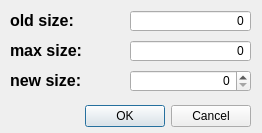
The window that GameEditor/UI/DatabaseDialogResize.ui (seem-sky/Simple2D-Engine) describes before a commit, drawn with Qt 5.
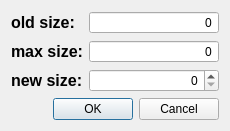
The same window after the commit.

Commit message: very big database rewrite.

What changed in the file:
```diff
--- a/GameEditor/UI/DatabaseDialogResize.ui
+++ b/GameEditor/UI/DatabaseDialogResize.ui
@@ -6,50 +6,16 @@
    <rect>
     <x>0</x>
     <y>0</y>
-    <width>262</width>
-    <height>133</height>
+    <width>230</width>
+    <height>119</height>
    </rect>
   </property>
-  <property name="minimumSize">
-   <size>
-    <width>262</width>
-    <height>133</height>
-   </size>
-  </property>
-  <property name="maximumSize">
-   <size>
-    <width>262</width>
-    <height>133</height>
-   </size>
-  </property>
   <property name="windowTitle">
    <string>Dialog</string>
   </property>
-  <widget class="QDialogButtonBox" name="m_pButtons">
-   <property name="geometry">
-    <rect>
-     <x>80</x>
-     <y>100</y>
-     <width>171</width>
-     <height>32</height>
-    </rect>
-   </property>
-   <property name="orientation">
-    <enum>Qt::Horizontal</enum>
-   </property>
-   <property name="standardButtons">
-    <set>QDialogButtonBox::Cancel|QDialogButtonBox::Ok</set>
-   </property>
-  </widget>
+  <layout class="QFormLayout" name="formLayout">
+   <item row="0" column="0">
   <widget class="QLabel" name="label_20">
-   <property name="geometry">
-    <rect>
-     <x>10</x>
-     <y>10</y>
-     <width>81</width>
-     <height>21</height>
-    </rect>
-   </property>
    <property name="font">
     <font>
      <pointsize>12</pointsize>
@@ -61,15 +27,28 @@
     <string>old size:</string>
    </property>
   </widget>
+   </item>
+   <item row="0" column="1">
+    <widget class="QSpinBox" name="m_pOldSize">
+     <property name="alignment">
+      <set>Qt::AlignRight|Qt::AlignTrailing|Qt::AlignVCenter</set>
+     </property>
+     <property name="readOnly">
+      <bool>true</bool>
+     </property>
+     <property name="buttonSymbols">
+      <enum>QAbstractSpinBox::NoButtons</enum>
+     </property>
+     <property name="keyboardTracking">
+      <bool>true</bool>
+     </property>
+     <property name="maximum">
+      <number>999999999</number>
+     </property>
+    </widget>
+   </item>
+   <item row="1" column="0">
   <widget class="QLabel" name="label_21">
-   <property name="geometry">
-    <rect>
-     <x>10</x>
-     <y>40</y>
-     <width>81</width>
-     <height>21</height>
-    </rect>
-   </property>
    <property name="font">
     <font>
      <pointsize>12</pointsize>
@@ -81,15 +60,28 @@
     <string>max size:</string>
    </property>
   </widget>
+   </item>
+   <item row="1" column="1">
+    <widget class="QSpinBox" name="m_pMaxSize">
+     <property name="alignment">
+      <set>Qt::AlignRight|Qt::AlignTrailing|Qt::AlignVCenter</set>
+     </property>
+     <property name="readOnly">
+      <bool>true</bool>
+     </property>
+     <property name="buttonSymbols">
+      <enum>QAbstractSpinBox::NoButtons</enum>
+     </property>
+     <property name="keyboardTracking">
+      <bool>true</bool>
+     </property>
+     <property name="maximum">
+      <number>999999999</number>
+     </property>
+    </widget>
+   </item>
+   <item row="2" column="0">
   <widget class="QLabel" name="label_22">
-   <property name="geometry">
-    <rect>
-     <x>10</x>
-     <y>70</y>
-     <width>81</width>
-     <height>21</height>
-    </rect>
-   </property>
    <property name="font">
     <font>
      <pointsize>12</pointsize>
@@ -101,40 +93,9 @@
     <string>new size:</string>
    </property>
   </widget>
-  <widget class="QSpinBox" name="m_pOldSize">
-   <property name="geometry">
-    <rect>
-     <x>130</x>
-     <y>10</y>
-     <width>121</width>
-     <height>22</height>
-    </rect>
-   </property>
-   <property name="alignment">
-    <set>Qt::AlignRight|Qt::AlignTrailing|Qt::AlignVCenter</set>
-   </property>
-   <property name="readOnly">
-    <bool>true</bool>
-   </property>
-   <property name="buttonSymbols">
-    <enum>QAbstractSpinBox::NoButtons</enum>
-   </property>
-   <property name="keyboardTracking">
-    <bool>true</bool>
-   </property>
-   <property name="maximum">
-    <number>999999999</number>
-   </property>
-  </widget>
+   </item>
+   <item row="2" column="1">
   <widget class="QSpinBox" name="m_pNewSize">
-   <property name="geometry">
-    <rect>
-     <x>130</x>
-     <y>70</y>
-     <width>121</width>
-     <height>22</height>
-    </rect>
-   </property>
    <property name="alignment">
     <set>Qt::AlignRight|Qt::AlignTrailing|Qt::AlignVCenter</set>
    </property>
@@ -142,31 +103,18 @@
     <number>999999999</number>
    </property>
   </widget>
-  <widget class="QSpinBox" name="m_pMaxSize">
-   <property name="geometry">
-    <rect>
-     <x>130</x>
-     <y>40</y>
-     <width>121</width>
-     <height>22</height>
-    </rect>
-   </property>
-   <property name="alignment">
-    <set>Qt::AlignRight|Qt::AlignTrailing|Qt::AlignVCenter</set>
-   </property>
-   <property name="readOnly">
-    <bool>true</bool>
-   </property>
-   <property name="buttonSymbols">
-    <enum>QAbstractSpinBox::NoButtons</enum>
-   </property>
-   <property name="keyboardTracking">
-    <bool>true</bool>
-   </property>
-   <property name="maximum">
-    <number>999999999</number>
-   </property>
-  </widget>
+   </item>
+   <item row="3" column="0" colspan="2">
+    <widget class="QDialogButtonBox" name="m_pButtons">
+     <property name="orientation">
+      <enum>Qt::Horizontal</enum>
+     </property>
+     <property name="standardButtons">
+      <set>QDialogButtonBox::Cancel|QDialogButtonBox::Ok</set>
+     </property>
+    </widget>
+   </item>
+  </layout>
  </widget>
  <resources/>
  <connections>
```
Lines whose indentation alone changed are shown as unchanged. The commit also changes 297 other files.
